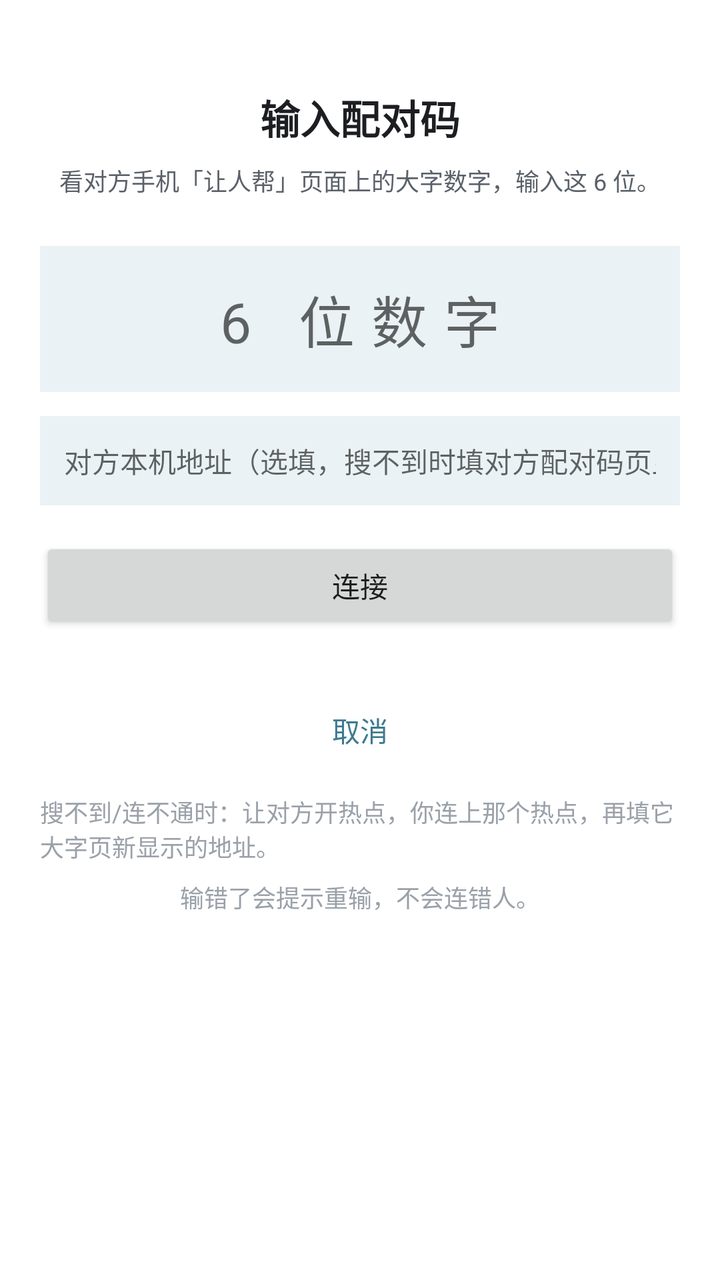
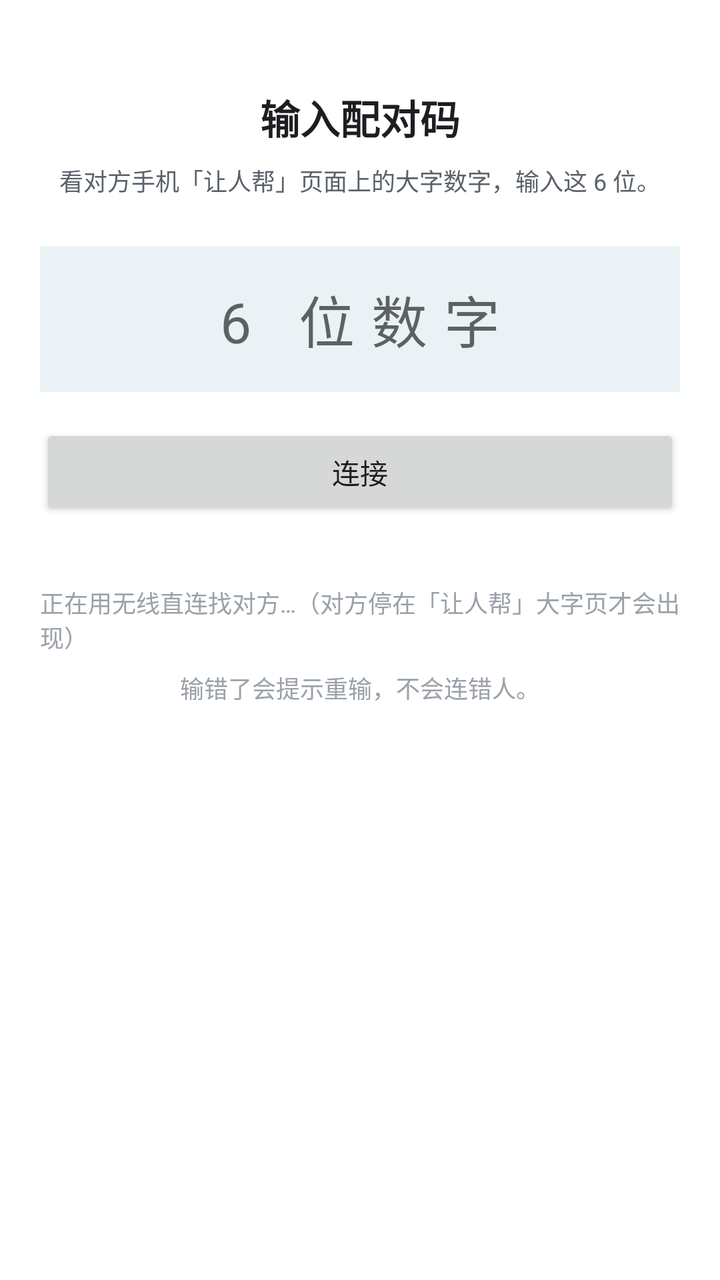

Compare the two renders of this Android layout. The source of the first and the diff that turns it into the second are given below.
<!-- AndroidManifest.xml: application theme Theme.TaoLink -->
<!-- res/layout/activity_pair_input.xml -->
<?xml version="1.0" encoding="utf-8"?>
<LinearLayout xmlns:android="http://schemas.android.com/apk/res/android"
    android:layout_width="match_parent"
    android:layout_height="match_parent"
    android:background="@color/brand_bg"
    android:gravity="center_horizontal"
    android:orientation="vertical"
    android:padding="20dp">

    <TextView
        android:layout_width="wrap_content"
        android:layout_height="wrap_content"
        android:layout_marginTop="24dp"
        android:text="@string/pair_input_title"
        android:textColor="@color/brand_text"
        android:textSize="20sp"
        android:textStyle="bold" />

    <TextView
        android:layout_width="wrap_content"
        android:layout_height="wrap_content"
        android:layout_marginTop="8dp"
        android:text="@string/pair_input_aux"
        android:textColor="@color/brand_text_sub"
        android:textSize="12sp" />

    <EditText
        android:id="@+id/pair_code_input"
        android:layout_width="match_parent"
        android:layout_height="wrap_content"
        android:layout_marginTop="24dp"
        android:background="@color/brand_card_soft"
        android:gravity="center"
        android:hint="@string/pair_input_code_hint"
        android:inputType="number"
        android:letterSpacing="0.3"
        android:maxLength="6"
        android:padding="16dp"
        android:textColor="@color/brand_text"
        android:textSize="28sp" />

    <EditText
        android:id="@+id/pair_input_ip"
        android:layout_width="match_parent"
        android:layout_height="wrap_content"
        android:layout_marginTop="12dp"
        android:background="@color/brand_card_soft"
        android:gravity="center"
        android:hint="@string/pair_input_ip_hint"
        android:inputType="text"
        android:padding="12dp"
        android:textColor="@color/brand_text"
        android:textSize="14sp" />

    <Button
        android:id="@+id/btn_connect_submit"
        android:layout_width="match_parent"
        android:layout_height="wrap_content"
        android:layout_marginTop="16dp"
        android:text="@string/pair_input_connect" />

    <TextView
        android:id="@+id/pair_input_status"
        android:layout_width="wrap_content"
        android:layout_height="wrap_content"
        android:layout_marginTop="8dp"
        android:textColor="@color/brand_text_sub"
        android:textSize="12sp" />

    <Button
        android:id="@+id/btn_connect_cancel"
        style="@style/Widget.AppCompat.Button.ButtonBar.AlertDialog"
        android:layout_width="wrap_content"
        android:layout_height="wrap_content"
        android:text="@string/pair_input_cancel" />

    <TextView
        android:layout_width="wrap_content"
        android:layout_height="wrap_content"
        android:layout_marginTop="8dp"
        android:text="@string/pair_input_hotspot_hint"
        android:textColor="@color/gl_ink3"
        android:textSize="12sp" />

    <TextView
        android:layout_width="wrap_content"
        android:layout_height="wrap_content"
        android:layout_marginTop="8dp"
        android:text="@string/pair_input_aux2"
        android:textColor="@color/gl_ink3"
        android:textSize="12sp" />
</LinearLayout>
<!-- resources referenced by this layout -->
<resources>
  <color name="brand_bg">#FFFFFF</color>
  <color name="brand_card_soft">#EAF2F5</color>
  <color name="brand_text">#1C1E21</color>
  <color name="brand_text_sub">#5A6169</color>
  <color name="gl_ink3">#9AA1A9</color>
  <string name="pair_input_aux">看对方手机「让人帮」页面上的大字数字，输入这 6 位。</string>
  <string name="pair_input_aux2">输错了会提示重输，不会连错人。</string>
  <string name="pair_input_cancel">取消</string>
  <string name="pair_input_code_hint">6 位数字</string>
  <string name="pair_input_connect">连接</string>
  <string name="pair_input_hotspot_hint">搜不到/连不通时：让对方开热点，你连上那个热点，再填它大字页新显示的地址。</string>
  <string name="pair_input_ip_hint">对方本机地址（选填，搜不到时填对方配对码页显示的地址）</string>
  <string name="pair_input_title">输入配对码</string>
  <style name="Theme.TaoLink" parent="Theme.AppCompat.Light.NoActionBar">
          <item name="android:windowBackground">@color/brand_bg</item>
          <item name="android:statusBarColor">@color/brand_bg</item>
          <item name="android:windowLightStatusBar">true</item>
          <item name="colorPrimary">@color/brand_accent</item>
          <item name="colorAccent">@color/brand_accent</item>
          <item name="android:windowOptOutEdgeToEdgeEnforcement" tools:targetApi="35">true</item>
          
          <item name="android:fitsSystemWindows">true</item>
      </style>
  <color name="brand_accent">#3D7A8F</color>
</resources>

<!-- the commit's change to res/layout/activity_pair_input.xml (unified diff, before → after) -->
@@ -39,19 +39,6 @@
         android:textColor="@color/brand_text"
         android:textSize="28sp" />
 
-    <EditText
-        android:id="@+id/pair_input_ip"
-        android:layout_width="match_parent"
-        android:layout_height="wrap_content"
-        android:layout_marginTop="12dp"
-        android:background="@color/brand_card_soft"
-        android:gravity="center"
-        android:hint="@string/pair_input_ip_hint"
-        android:inputType="text"
-        android:padding="12dp"
-        android:textColor="@color/brand_text"
-        android:textSize="14sp" />
-
     <Button
         android:id="@+id/btn_connect_submit"
         android:layout_width="match_parent"
@@ -67,18 +54,11 @@
         android:textColor="@color/brand_text_sub"
         android:textSize="12sp" />
 
-    <Button
-        android:id="@+id/btn_connect_cancel"
-        style="@style/Widget.AppCompat.Button.ButtonBar.AlertDialog"
-        android:layout_width="wrap_content"
-        android:layout_height="wrap_content"
-        android:text="@string/pair_input_cancel" />
-
     <TextView
         android:layout_width="wrap_content"
         android:layout_height="wrap_content"
         android:layout_marginTop="8dp"
-        android:text="@string/pair_input_hotspot_hint"
+        android:text="@string/pair_input_p2p_searching"
         android:textColor="@color/gl_ink3"
         android:textSize="12sp" />
 
<!-- resource entries referenced after the edit -->
@@ -7,11 +7,9 @@
   <color name="gl_ink3">#9AA1A9</color>
   <string name="pair_input_aux">看对方手机「让人帮」页面上的大字数字，输入这 6 位。</string>
   <string name="pair_input_aux2">输错了会提示重输，不会连错人。</string>
-  <string name="pair_input_cancel">取消</string>
   <string name="pair_input_code_hint">6 位数字</string>
   <string name="pair_input_connect">连接</string>
-  <string name="pair_input_hotspot_hint">搜不到/连不通时：让对方开热点，你连上那个热点，再填它大字页新显示的地址。</string>
-  <string name="pair_input_ip_hint">对方本机地址（选填，搜不到时填对方配对码页显示的地址）</string>
+  <string name="pair_input_p2p_searching">正在用无线直连找对方…（对方停在「让人帮」大字页才会出现）</string>
   <string name="pair_input_title">输入配对码</string>
   <style name="Theme.TaoLink" parent="Theme.AppCompat.Light.NoActionBar">
           <item name="android:windowBackground">@color/brand_bg</item>
